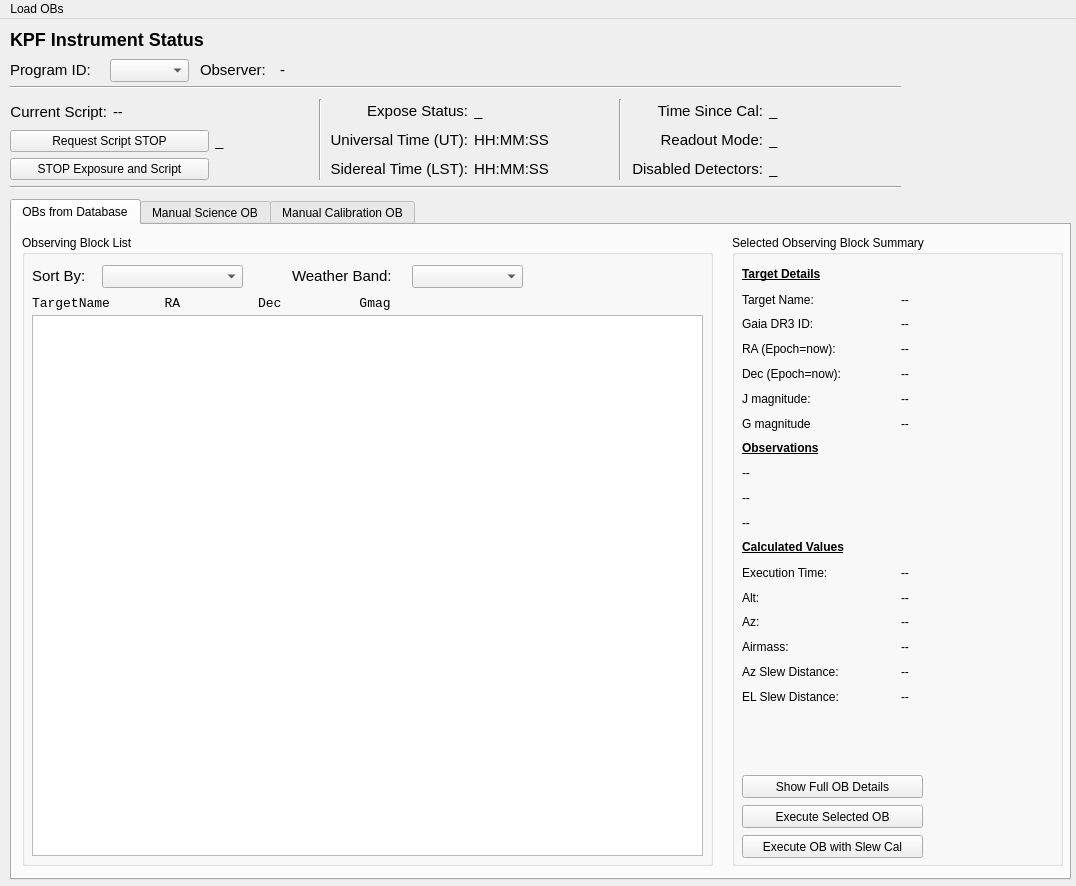
First picture: the form in kpf/OB_GUI/KPF_OB_GUI.ui, repository KeckObservatory/KPFTranslator, before the edit.
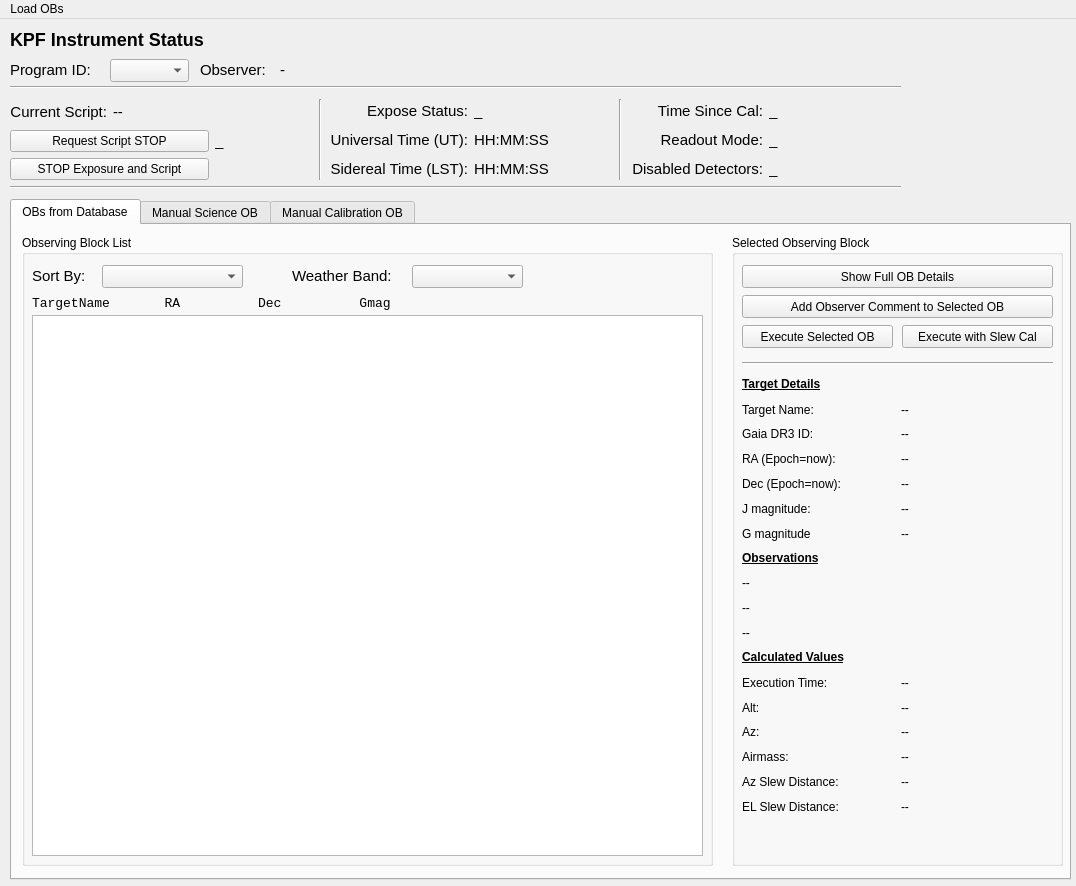
Second picture: the form after the edit.

```diff
--- a/kpf/OB_GUI/KPF_OB_GUI.ui
+++ b/kpf/OB_GUI/KPF_OB_GUI.ui
@@ -492,14 +492,66 @@
        </rect>
       </property>
       <property name="title">
-       <string>Selected Observing Block Summary</string>
+       <string>Selected Observing Block</string>
       </property>
-      <widget class="QWidget" name="gridLayoutWidget_14">
+      <widget class="QPushButton" name="SOB_ExecuteButton">
+       <property name="geometry">
+        <rect>
+         <x>10</x>
+         <y>90</y>
+         <width>151</width>
+         <height>23</height>
+        </rect>
+       </property>
+       <property name="text">
+        <string>Execute Selected OB</string>
+       </property>
+      </widget>
+      <widget class="QPushButton" name="SOB_ExecuteWithSlewCalButton">
+       <property name="geometry">
+        <rect>
+         <x>170</x>
+         <y>90</y>
+         <width>151</width>
+         <height>23</height>
+        </rect>
+       </property>
+       <property name="text">
+        <string>Execute with Slew Cal</string>
+       </property>
+      </widget>
+      <widget class="QPushButton" name="SOB_ShowButton">
        <property name="geometry">
         <rect>
          <x>10</x>
          <y>30</y>
          <width>311</width>
+         <height>23</height>
+        </rect>
+       </property>
+       <property name="text">
+        <string>Show Full OB Details</string>
+       </property>
+      </widget>
+      <widget class="QPushButton" name="SOB_AddComment">
+       <property name="geometry">
+        <rect>
+         <x>10</x>
+         <y>60</y>
+         <width>311</width>
+         <height>23</height>
+        </rect>
+       </property>
+       <property name="text">
+        <string>Add Observer Comment to Selected OB</string>
+       </property>
+      </widget>
+      <widget class="QWidget" name="gridLayoutWidget_14">
+       <property name="geometry">
+        <rect>
+         <x>10</x>
+         <y>140</y>
+         <width>311</width>
          <height>441</height>
         </rect>
        </property>
@@ -716,43 +768,17 @@
         </item>
        </layout>
       </widget>
-      <widget class="QPushButton" name="SOB_ExecuteButton">
+      <widget class="Line" name="line_4">
        <property name="geometry">
         <rect>
          <x>10</x>
-         <y>570</y>
-         <width>181</width>
-         <height>23</height>
+         <y>120</y>
+         <width>311</width>
+         <height>16</height>
         </rect>
        </property>
-       <property name="text">
-        <string>Execute Selected OB</string>
-       </property>
-      </widget>
-      <widget class="QPushButton" name="SOB_ExecuteWithSlewCalButton">
-       <property name="geometry">
-        <rect>
-         <x>10</x>
-         <y>600</y>
-         <width>181</width>
-         <height>23</height>
-        </rect>
-       </property>
-       <property name="text">
-        <string>Execute OB with Slew Cal</string>
-       </property>
-      </widget>
-      <widget class="QPushButton" name="SOB_ShowButton">
-       <property name="geometry">
-        <rect>
-         <x>10</x>
-         <y>540</y>
-         <width>181</width>
-         <height>23</height>
-        </rect>
-       </property>
-       <property name="text">
-        <string>Show Full OB Details</string>
+       <property name="orientation">
+        <enum>Qt::Horizontal</enum>
        </property>
       </widget>
      </widget>
```
